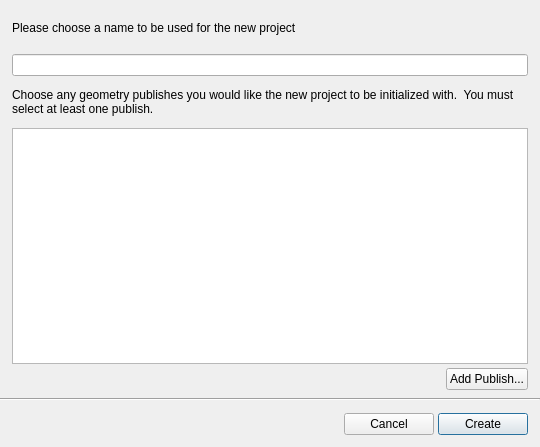
First picture: the form in resources/new_project_form.ui, repository shotgunsoftware/tk-mari-projectmanager, before the edit.
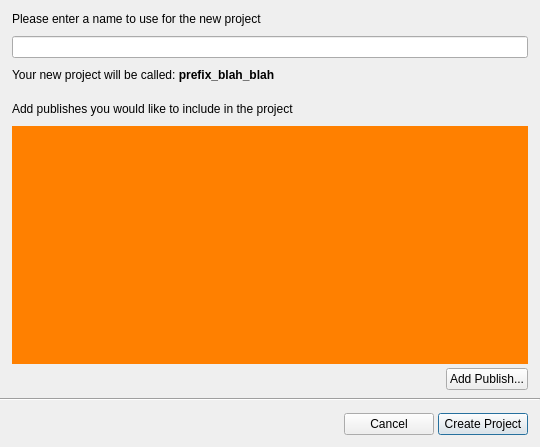
Second picture: the form after the edit. Custom widgets are drawn as their Qt base class.

Commit message: first working version of app with publish selection

```diff
--- a/resources/new_project_form.ui
+++ b/resources/new_project_form.ui
@@ -21,7 +21,7 @@
     <number>0</number>
    </property>
    <item>
-    <layout class="QVBoxLayout" name="verticalLayout_2" stretch="0,0,0,0">
+    <layout class="QVBoxLayout" name="verticalLayout_2" stretch="0,0,0,0,0,0">
      <property name="spacing">
       <number>10</number>
      </property>
@@ -42,14 +42,14 @@
        <property name="minimumSize">
         <size>
          <width>0</width>
-         <height>32</height>
+         <height>0</height>
         </size>
        </property>
        <property name="text">
-        <string>Please choose a name to be used for the new project</string>
+        <string>Please enter a name to use for the new project</string>
        </property>
        <property name="wordWrap">
-        <bool>true</bool>
+        <bool>false</bool>
        </property>
       </widget>
      </item>
@@ -71,11 +71,11 @@
        <property name="minimumSize">
         <size>
          <width>0</width>
-         <height>32</height>
+         <height>0</height>
         </size>
        </property>
        <property name="text">
-        <string>Choose any geometry publishes you would like the new project to be initialized with.  You must select at least one publish.</string>
+        <string>Your new project will be called: &lt;b&gt;prefix_blah_blah&lt;/b&gt;</string>
        </property>
        <property name="wordWrap">
         <bool>true</bool>
@@ -83,12 +83,41 @@
       </widget>
      </item>
      <item>
-      <layout class="QVBoxLayout" name="verticalLayout_4">
+      <spacer name="verticalSpacer">
+       <property name="orientation">
+        <enum>Qt::Vertical</enum>
+       </property>
+       <property name="sizeType">
+        <enum>QSizePolicy::Fixed</enum>
+       </property>
+       <property name="sizeHint" stdset="0">
+        <size>
+         <width>20</width>
+         <height>10</height>
+        </size>
+       </property>
+      </spacer>
+     </item>
+     <item>
+      <widget class="QLabel" name="label">
+       <property name="text">
+        <string>Add publishes you would like to include in the project</string>
+       </property>
+      </widget>
+     </item>
+     <item>
+      <layout class="QVBoxLayout" name="verticalLayout_4" stretch="1,0">
        <property name="spacing">
         <number>4</number>
        </property>
        <item>
-        <widget class="QTableView" name="tableView"/>
+        <widget class="PublishListView" name="publish_list" native="true">
+         <property name="styleSheet">
+          <string notr="true">#publish_list {
+background-color: rgb(255, 128, 0);
+}</string>
+         </property>
+        </widget>
        </item>
        <item>
         <layout class="QHBoxLayout" name="horizontalLayout" stretch="1,0">
@@ -180,7 +209,7 @@
         </size>
        </property>
        <property name="text">
-        <string>Create</string>
+        <string>Create Project</string>
        </property>
        <property name="default">
         <bool>true</bool>
@@ -191,6 +220,14 @@
    </item>
   </layout>
  </widget>
+ <customwidgets>
+  <customwidget>
+   <class>PublishListView</class>
+   <extends>QWidget</extends>
+   <header>..publish_list_view</header>
+   <container>1</container>
+  </customwidget>
+ </customwidgets>
  <resources>
   <include location="resources.qrc"/>
  </resources>
```
Left out of the diff: 2 changed lines with no effect on the pictures. The commit also changes 5 other files.
